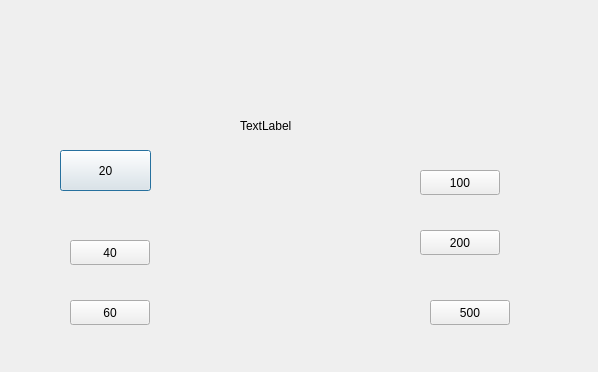
Above: bankautomat/withdraw.ui from bank-2022/group8 before the change. Below: the same form after it.
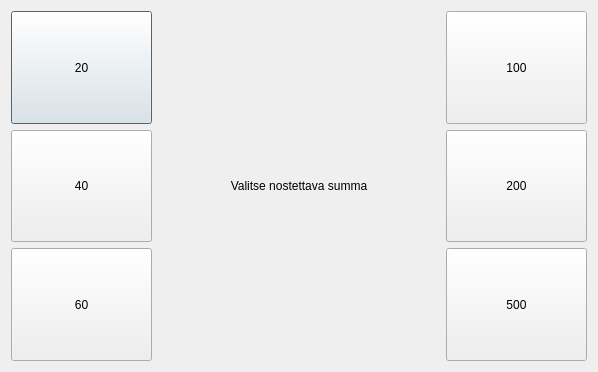
That is the form after the change.

```diff
--- a/bankautomat/withdraw.ui
+++ b/bankautomat/withdraw.ui
@@ -13,97 +13,96 @@
   <property name="windowTitle">
    <string>Nosto</string>
   </property>
+  <layout class="QGridLayout" name="gridLayout" columnstretch="1,2,1">
+   <item row="1" column="0">
   <widget class="QPushButton" name="TwentyButton">
-   <property name="geometry">
-    <rect>
-     <x>60</x>
-     <y>150</y>
-     <width>91</width>
-     <height>41</height>
-    </rect>
+     <property name="sizePolicy">
+      <sizepolicy hsizetype="Minimum" vsizetype="Preferred">
+       <horstretch>0</horstretch>
+       <verstretch>0</verstretch>
+      </sizepolicy>
    </property>
    <property name="text">
     <string>20</string>
    </property>
   </widget>
-  <widget class="QPushButton" name="FortyBtn">
-   <property name="geometry">
-    <rect>
-     <x>70</x>
-     <y>240</y>
-     <width>80</width>
-     <height>25</height>
-    </rect>
-   </property>
-   <property name="text">
-    <string>40</string>
-   </property>
-  </widget>
-  <widget class="QPushButton" name="SixtyBtn">
-   <property name="geometry">
-    <rect>
-     <x>70</x>
-     <y>300</y>
-     <width>80</width>
-     <height>25</height>
-    </rect>
-   </property>
-   <property name="text">
-    <string>60</string>
-   </property>
-  </widget>
+   </item>
+   <item row="1" column="2">
   <widget class="QPushButton" name="HundredBtn">
-   <property name="geometry">
-    <rect>
-     <x>420</x>
-     <y>170</y>
-     <width>80</width>
-     <height>25</height>
-    </rect>
+     <property name="sizePolicy">
+      <sizepolicy hsizetype="Minimum" vsizetype="Preferred">
+       <horstretch>0</horstretch>
+       <verstretch>0</verstretch>
+      </sizepolicy>
    </property>
    <property name="text">
     <string>100</string>
    </property>
   </widget>
+   </item>
+   <item row="2" column="0">
+    <widget class="QPushButton" name="FortyBtn">
+     <property name="sizePolicy">
+      <sizepolicy hsizetype="Minimum" vsizetype="Preferred">
+       <horstretch>0</horstretch>
+       <verstretch>0</verstretch>
+      </sizepolicy>
+     </property>
+     <property name="text">
+      <string>40</string>
+     </property>
+    </widget>
+   </item>
+   <item row="2" column="2">
   <widget class="QPushButton" name="TwoHundredBtn">
-   <property name="geometry">
-    <rect>
-     <x>420</x>
-     <y>230</y>
-     <width>80</width>
-     <height>25</height>
-    </rect>
+     <property name="sizePolicy">
+      <sizepolicy hsizetype="Minimum" vsizetype="Preferred">
+       <horstretch>0</horstretch>
+       <verstretch>0</verstretch>
+      </sizepolicy>
    </property>
    <property name="text">
     <string>200</string>
    </property>
   </widget>
+   </item>
+   <item row="3" column="0">
+    <widget class="QPushButton" name="SixtyBtn">
+     <property name="sizePolicy">
+      <sizepolicy hsizetype="Minimum" vsizetype="Preferred">
+       <horstretch>0</horstretch>
+       <verstretch>0</verstretch>
+      </sizepolicy>
+     </property>
+     <property name="text">
+      <string>60</string>
+     </property>
+    </widget>
+   </item>
+   <item row="3" column="2">
   <widget class="QPushButton" name="FiveHundredBtn">
-   <property name="geometry">
-    <rect>
-     <x>430</x>
-     <y>300</y>
-     <width>80</width>
-     <height>25</height>
-    </rect>
+     <property name="sizePolicy">
+      <sizepolicy hsizetype="Minimum" vsizetype="Preferred">
+       <horstretch>0</horstretch>
+       <verstretch>0</verstretch>
+      </sizepolicy>
    </property>
    <property name="text">
     <string>500</string>
    </property>
   </widget>
+   </item>
+   <item row="1" column="1" rowspan="3">
   <widget class="QLabel" name="Result">
-   <property name="geometry">
-    <rect>
-     <x>240</x>
-     <y>110</y>
-     <width>111</width>
-     <height>31</height>
-    </rect>
-   </property>
    <property name="text">
-    <string>TextLabel</string>
-   </property>
-  </widget>
+      <string>Valitse nostettava summa</string>
+     </property>
+     <property name="alignment">
+      <set>Qt::AlignCenter</set>
+     </property>
+    </widget>
+   </item>
+  </layout>
  </widget>
  <resources/>
  <connections/>
```
Lines whose indentation alone changed are shown as unchanged.
